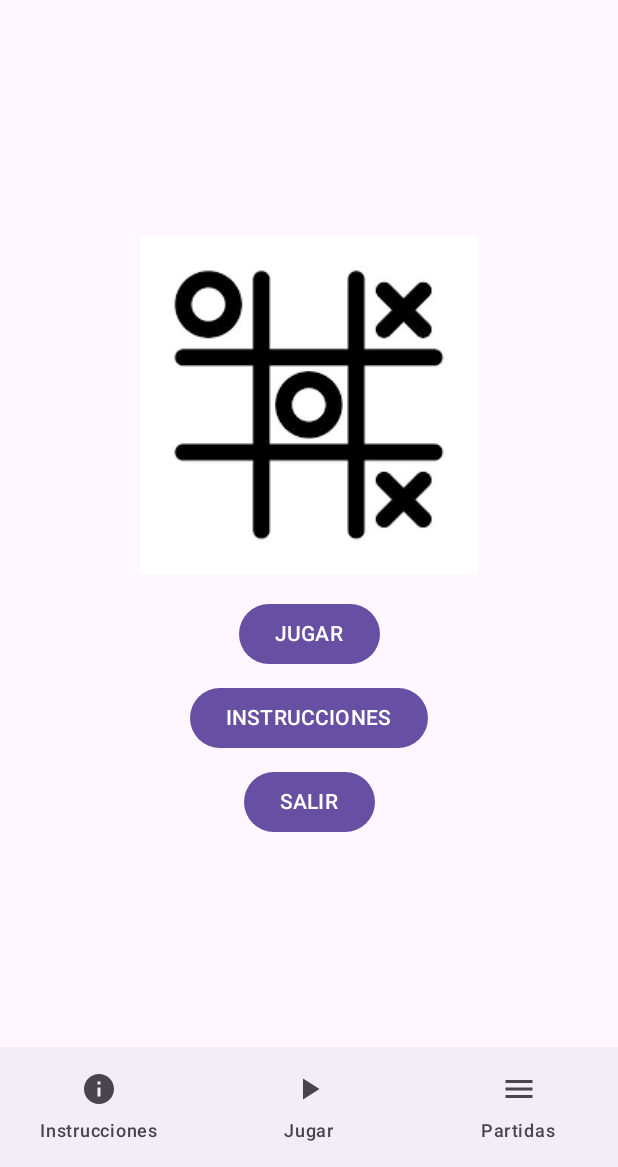
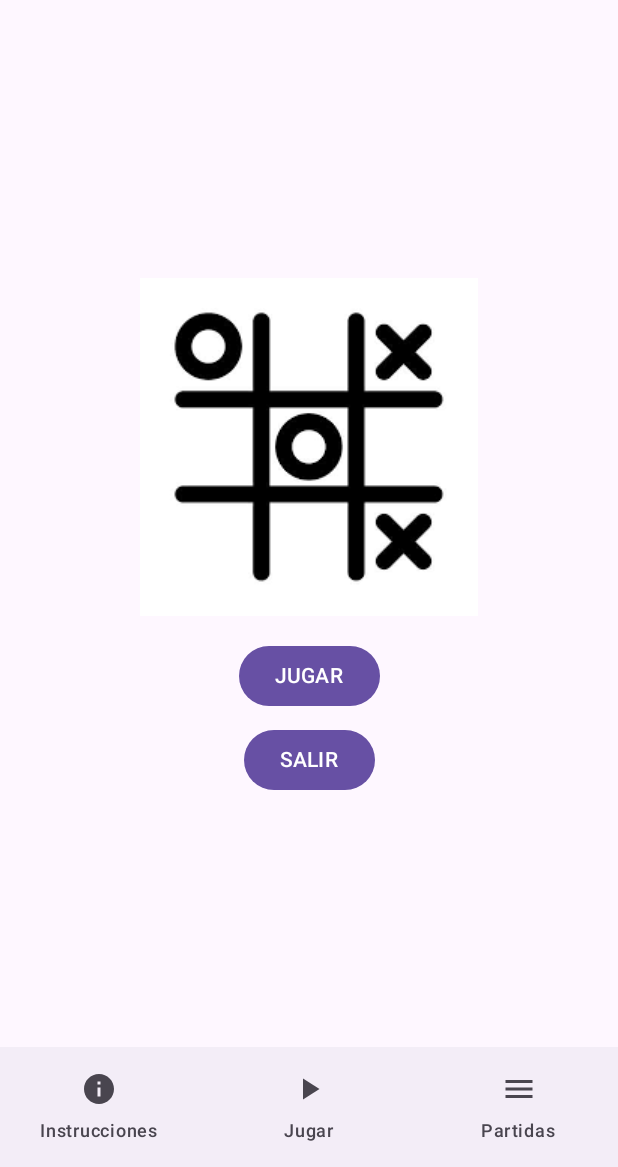
Before and after one commit to gdbogdan/apps1_practica, an Android app built with Jetpack Compose: the screen it shows after launch (MainActivity), on a phone screen of 412 x 824 dp, the part 69-1236 px from its top. Run offline under Robolectric (Android 15) with nearby library versions, the phone set to English and light mode, and no system bars.

Commit message:
Se quita el botón de instrucciones de la Activity inicio

```diff
--- a/app/src/main/java/com/example/tictactoe/screens/Inicio.kt
+++ b/app/src/main/java/com/example/tictactoe/screens/Inicio.kt
@@ -38,10 +38,6 @@ fun Inicio(navController: NavController){
             Text(text = "JUGAR")
         }
         Spacer(modifier = Modifier.height(8.dp))
-        Button(onClick = { navController.navigate("Instrucciones") }) {
-            Text(text = "INSTRUCCIONES")
-        }
-        Spacer(modifier = Modifier.height(8.dp))
         val activity = (LocalContext.current as? Activity)
         Button(onClick = { activity?.finish() }) {
             Text(text = "SALIR")
```
